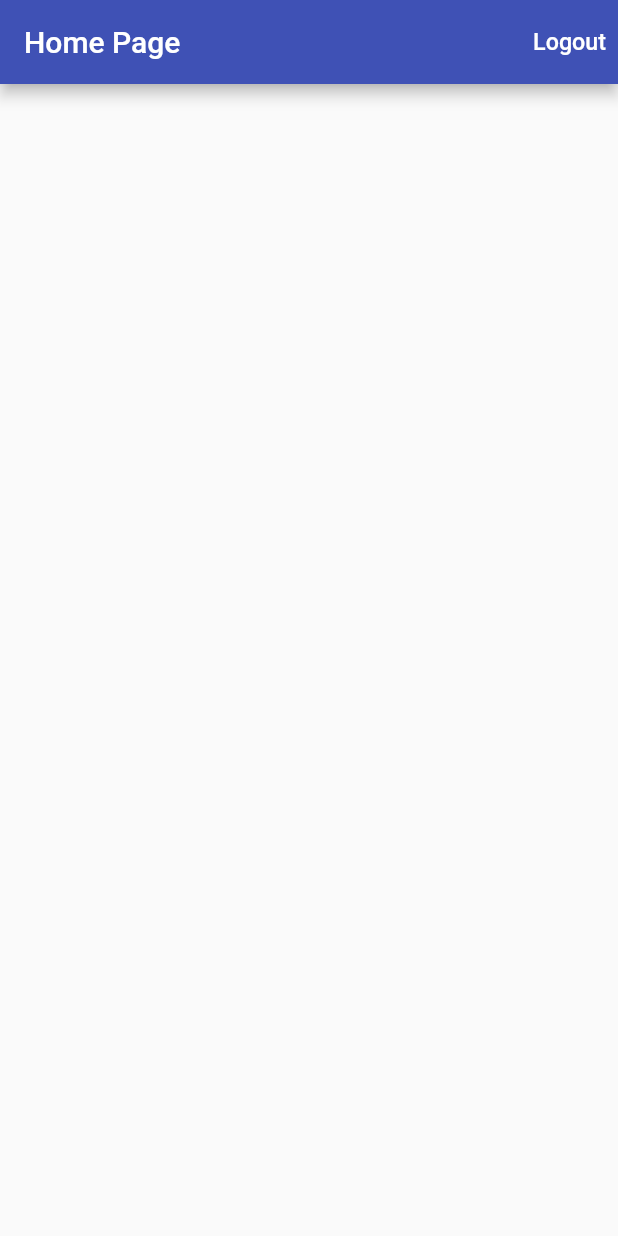
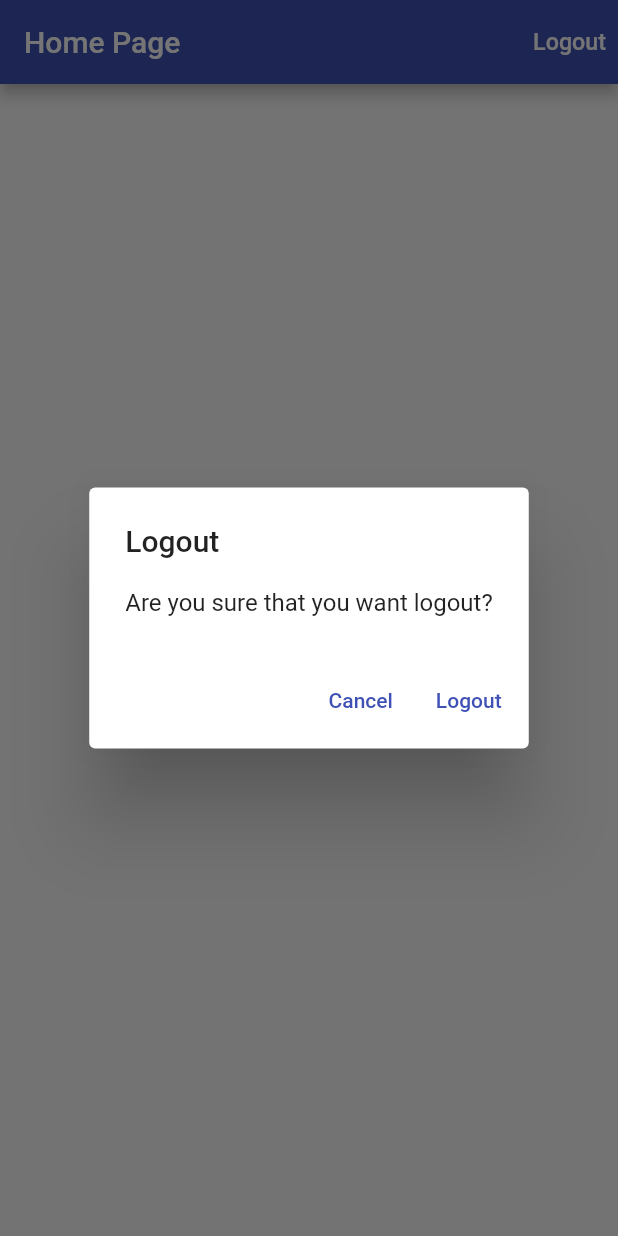
Before and after one commit to tunganh252/time_tracker_nta, a Flutter app: the screen it shows once a user with an empty profile is signed in, after a tap on "Logout", on a phone screen of 412 x 824 dp. Run offline on Flutter 3.47's test engine with Material 2 defaults, Android fonts, the phone set to English and light mode, and no system bars; our stand-ins replace firebase_auth, firebase_core, google_sign_in; missing offline and left inert: flutter_login_facebook; accounts and stored records are empty.

Commit message:
[update] - show dialog text

```diff
--- a/lib/app/homePage.dart
+++ b/lib/app/homePage.dart
@@ -1,4 +1,5 @@
 import 'package:flutter/material.dart';
+import 'package:test_01/common_widgets/show_alert_dialog.dart';
 import 'package:test_01/services/auth.dart';
 
 class HomePage extends StatelessWidget {
@@ -14,6 +15,18 @@ class HomePage extends StatelessWidget {
     }
   }
 
+  Future<void> _confirmSignOut(BuildContext context) async {
+    final didRequestSignOut = await showAlertDialog(context,
+        title: "Logout",
+        content: "Are you sure that you want logout?",
+        defaultActionText: "Logout",
+        cancelActionText: "Cancel");
+
+    if (didRequestSignOut == true) {
+      _signOut();
+    }
+  }
+
   @override
   Widget build(BuildContext context) {
     return Scaffold(
@@ -25,7 +38,7 @@ class HomePage extends StatelessWidget {
                 "Logout",
                 style: TextStyle(color: Colors.white, fontSize: 15.5),
               ),
-              onPressed: _signOut)
+              onPressed: () => _confirmSignOut(context))
         ],
       ),
     );
--- /dev/null
+++ b/lib/common_widgets/show_alert_dialog.dart
@@ -0,0 +1,45 @@
+import 'dart:io';
+
+import 'package:flutter/cupertino.dart';
+import 'package:flutter/material.dart';
+
+Future<bool?> showAlertDialog(BuildContext context,
+    {required String title,
+    required String content,
+    required String defaultActionText,
+    dynamic cancelActionText}) {
+  if (!Platform.isIOS) {
+    return showDialog(
+        context: context,
+        barrierDismissible: false,
+        builder: (context) => AlertDialog(
+              title: Text(title),
+              content: Text(content),
+              actions: [
+                if (cancelActionText != null)
+                  TextButton(
+                    onPressed: () => Navigator.of(context).pop(false),
+                    child: Text(cancelActionText),
+                  ),
+                TextButton(
+                    onPressed: () => Navigator.of(context).pop(true),
+                    child: Text(defaultActionText))
+              ],
+            ));
+  }
+  return showCupertinoDialog(
+      context: context,
+      builder: (context) => CupertinoAlertDialog(
+              title: Text(title),
+              content: Text(content),
+              actions: [
+                if (cancelActionText != null)
+                  TextButton(
+                    onPressed: () => Navigator.of(context).pop(false),
+                    child: Text(cancelActionText),
+                  ),
+                CupertinoDialogAction(
+                    child: Text(defaultActionText),
+                    onPressed: () => Navigator.of(context).pop(true))
+              ]));
+}
```
Also changed, not shown: lib/app/sign_in/email_sign_in_form.dart (+8 -2 lines).
